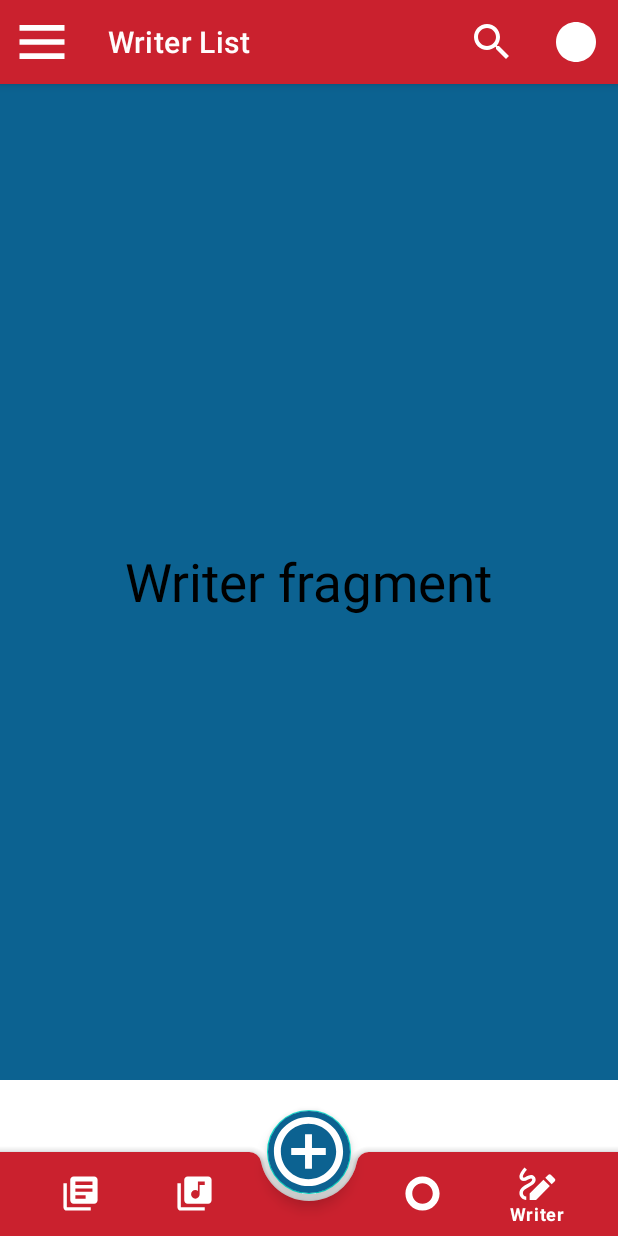
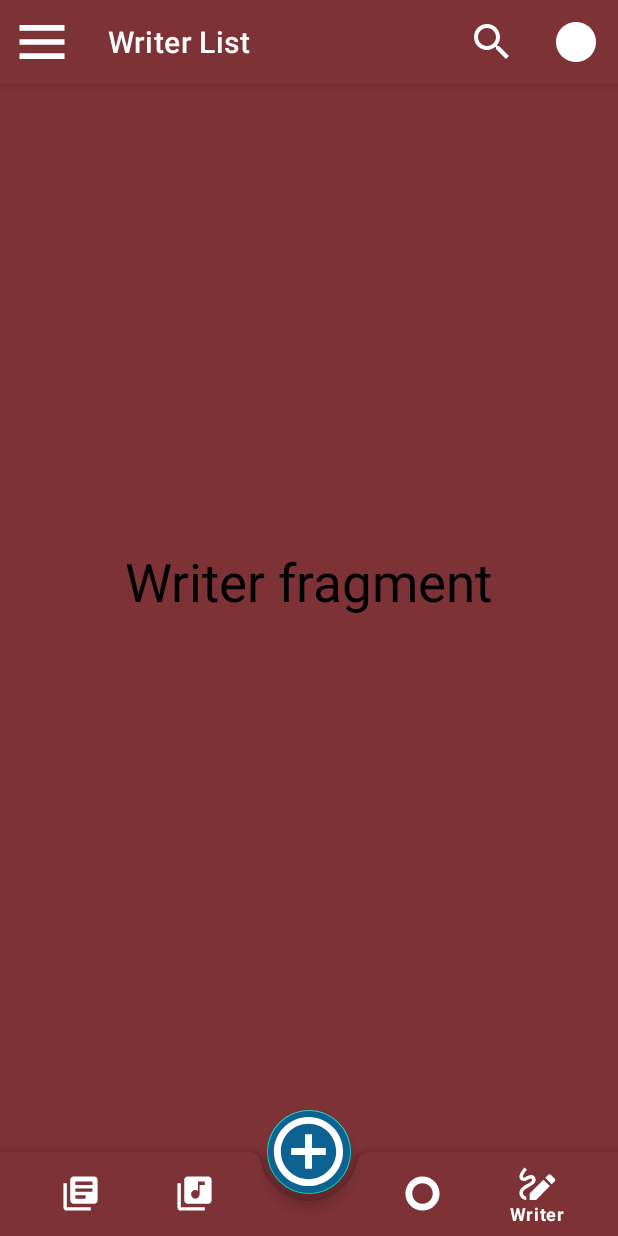
Before and after one commit to Ignema/Leafter, an Android app: the screen it shows after launch (Book_List_Activity), item 5 of the bottom bar chosen, on a phone screen of 412 x 824 dp. Run offline under Robolectric (Android 15) with nearby library versions, the phone set to English and light mode, and no system bars; our stand-ins replace navigation-ui.

Commit message:
Fixing some fragment transaction issues

```diff
--- a/app/src/main/java/com/android/leafter/activities/Book_List_Activity.java
+++ b/app/src/main/java/com/android/leafter/activities/Book_List_Activity.java
@@ -38,6 +38,8 @@ import androidx.core.content.ContextCompat;
 import androidx.core.view.GravityCompat;
 import androidx.drawerlayout.widget.DrawerLayout;
 import androidx.fragment.app.Fragment;
+import androidx.fragment.app.FragmentManager;
+import androidx.fragment.app.FragmentTransaction;
 import androidx.navigation.ui.AppBarConfiguration;
 
 import java.io.File;
@@ -70,13 +72,13 @@ public class Book_List_Activity extends AppCompatActivity {
     public final String SHOW_STATUS = "showStatus";
     public final static String prefname = "booklist";
     private boolean openLastread = false;
-    private static boolean alreadyStarted=false;
+    private static boolean alreadyStarted = false;
 
     @SuppressLint("RestrictedApi")
     @Override
     protected void onCreate(Bundle savedInstanceState) {
         super.onCreate(savedInstanceState);
-       // getSupportActionBar().hide();
+        // getSupportActionBar().hide();
         setContentView(R.layout.activity_main);
 
         data = getSharedPreferences(prefname, Context.MODE_PRIVATE);
@@ -121,8 +123,11 @@ public class Book_List_Activity extends AppCompatActivity {
                         break;
                 }
 //                Begin Transaction
-                if(selectedFragment!=null){
-                    getSupportFragmentManager().beginTransaction().add(R.id.fragment_container, selectedFragment).commit();
+                if (selectedFragment != null) {
+                    getSupportFragmentManager().beginTransaction().setCustomAnimations(android.R.animator.fade_in, android.R.animator.fade_out).add(R.id.fragment_container, selectedFragment).commit();
+//                    getSupportFragmentManager().beginTransaction().setCustomAnimations(android.R.animator.fade_in, android.R.animator.fade_out).show(selectedFragment).commit();
+
+
                     topnavBar.setTitle(topNavTitle);
                 }
 
@@ -202,14 +207,16 @@ public class Book_List_Activity extends AppCompatActivity {
             }
         }
 
-        if (!hadSpecialOpen){
+        if (!hadSpecialOpen) {
 
             switch (data.getInt(STARTWITH_KEY, STARTLASTREAD)) {
                 case STARTLASTREAD:
-                    if (recentread!=-1 && data.getBoolean(Reader_Activity.READEREXITEDNORMALLY, true)) openLastread = true;
+                    if (recentread != -1 && data.getBoolean(Reader_Activity.READEREXITEDNORMALLY, true))
+                        openLastread = true;
                     break;
                 case STARTOPEN:
-                    showStatus = DatabaseAPI.STATUS_STARTED; break;
+                    showStatus = DatabaseAPI.STATUS_STARTED;
+                    break;
                 case STARTALL:
                     showStatus = DatabaseAPI.STATUS_ANY;
             }
@@ -225,7 +232,7 @@ public class Book_List_Activity extends AppCompatActivity {
         if (ContextCompat.checkSelfPermission(this, Manifest.permission.READ_EXTERNAL_STORAGE) != PackageManager.PERMISSION_GRANTED) {
             ActivityCompat.requestPermissions(this,
                     new String[]{Manifest.permission.READ_EXTERNAL_STORAGE},
-                    yay? REQUEST_READ_EXTERNAL_STORAGE : REQUEST_READ_EXTERNAL_STORAGE_NOYAY);
+                    yay ? REQUEST_READ_EXTERNAL_STORAGE : REQUEST_READ_EXTERNAL_STORAGE_NOYAY);
             return false;
         }
         return true;
@@ -248,16 +255,16 @@ public class Book_List_Activity extends AppCompatActivity {
 
             Metadata metadata = Book.getMetaData(this, filename);
 
-            if (metadata!=null) {
+            if (metadata != null) {
 
                 return db.addBook(filename, metadata.getTitle(), metadata.getAuthor(), dateadded) > -1;
 
             } else if (showToastWarnings) {
-                Toast.makeText(this, getString(R.string.coulndt_add_book, new File(filename).getName()),Toast.LENGTH_SHORT).show();
+                Toast.makeText(this, getString(R.string.coulndt_add_book, new File(filename).getName()), Toast.LENGTH_SHORT).show();
             }
 
         } catch (Exception e) {
-            Log.e("BookList", "File: " + filename  + ", " + e.getMessage(), e);
+            Log.e("BookList", "File: " + filename + ", " + e.getMessage(), e);
         }
         return false;
     }
@@ -285,7 +292,7 @@ public class Book_List_Activity extends AppCompatActivity {
         int title = R.string.app_name;
         switch (status) {
             case DatabaseAPI.STATUS_SEARCH:
-                String lastSearch = data.getString("__LAST_SEARCH_STR__","");
+                String lastSearch = data.getString("__LAST_SEARCH_STR__", "");
                 if (!lastSearch.trim().isEmpty()) {
                     boolean stitle = data.getBoolean("__LAST_TITLE__", true);
                     boolean sauthor = data.getBoolean("__LAST_AUTHOR__", true);
@@ -320,7 +327,7 @@ public class Book_List_Activity extends AppCompatActivity {
 
         SortBy sortorder = getSortOrder();
         final List<Integer> books = db.getBookIds(sortorder, status);
-        populateBooks(books,  showRecent);
+        populateBooks(books, showRecent);
 
         invalidateOptionsMenu();
     }
@@ -332,7 +339,7 @@ public class Book_List_Activity extends AppCompatActivity {
             if (recentread >= 0) {
                 //viewAdder.displayBook(recentread);
                 books.remove((Integer) recentread);
-                books.add(0, (Integer)recentread);
+                books.add(0, (Integer) recentread);
             }
         }
 
@@ -380,10 +387,10 @@ public class Book_List_Activity extends AppCompatActivity {
     }
 
     public static String maxlen(String text, int maxlen) {
-        if (text!=null && text.length() > maxlen) {
-            int minus = text.length()>3?3:0;
+        if (text != null && text.length() > maxlen) {
+            int minus = text.length() > 3 ? 3 : 0;
 
-            return text.substring(0, maxlen-minus) + "...";
+            return text.substring(0, maxlen - minus) + "...";
         }
         return text;
     }
--- a/app/src/main/res/layout/activity_main.xml
+++ b/app/src/main/res/layout/activity_main.xml
@@ -11,7 +11,7 @@
         android:id="@+id/coordinatorLayout"
         android:layout_width="match_parent"
         android:layout_height="match_parent"
-        android:background="@color/white"
+        android:background="@color/primary"
         tools:context=".activities.Book_List_Activity">
 
         <com.google.android.material.appbar.AppBarLayout
--- a/app/src/main/res/layout/fragment_books.xml
+++ b/app/src/main/res/layout/fragment_books.xml
@@ -3,7 +3,7 @@
     xmlns:tools="http://schemas.android.com/tools"
     android:layout_width="match_parent"
     android:layout_height="match_parent"
-    android:background="#FFFFFF"
+    android:background="@color/primary"
     tools:context=".fragments.books.BooksFragment">
 
     <androidx.recyclerview.widget.RecyclerView
--- a/app/src/main/res/layout/fragment_catalogue.xml
+++ b/app/src/main/res/layout/fragment_catalogue.xml
@@ -3,6 +3,7 @@
     xmlns:tools="http://schemas.android.com/tools"
     android:layout_width="match_parent"
     android:layout_height="match_parent"
+    android:background="@color/primary"
     tools:context=".fragments.books.BooksFragment">
 
     <androidx.recyclerview.widget.RecyclerView
--- a/app/src/main/res/layout/fragment_writer.xml
+++ b/app/src/main/res/layout/fragment_writer.xml
@@ -3,7 +3,7 @@
     xmlns:tools="http://schemas.android.com/tools"
     android:layout_width="match_parent"
     android:layout_height="match_parent"
-    android:background="@color/secondary"
+    android:background="@color/primary"
     tools:context=".fragments.books.BooksFragment">
 
     <!-- TODO: Update blank fragment layout -->
--- a/app/src/main/res/values/colors.xml
+++ b/app/src/main/res/values/colors.xml
@@ -7,7 +7,7 @@
     <color name="teal_700">#FF018786</color>
     <color name="black">#FF000000</color>
     <color name="white">#FFFFFFFF</color>
-    <color name="primary">#CA212E</color>
+    <color name="primary">#7D3236</color>
 <!--    <color name="primary">#CC2936</color>-->
     <color name="secondary">#0C6291</color>
 </resources>
```
